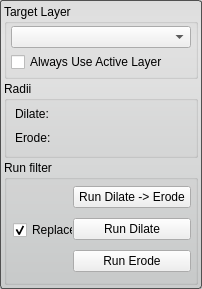
Qt form src/Interface/ToolInterface/BinaryDilateErodeFilterInterface.ui (SCIInstitute/Seg3D) before a commit.
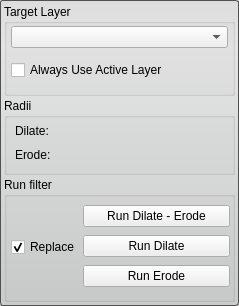
The same form after that commit. Custom widgets are drawn as their Qt base class.

Patch:
```diff
--- a/src/Interface/ToolInterface/BinaryDilateErodeFilterInterface.ui
+++ b/src/Interface/ToolInterface/BinaryDilateErodeFilterInterface.ui
@@ -6,8 +6,8 @@
    <rect>
     <x>0</x>
     <y>0</y>
-    <width>202</width>
-    <height>283</height>
+    <width>239</width>
+    <height>306</height>
    </rect>
   </property>
   <property name="sizePolicy">
@@ -188,13 +188,13 @@
        <number>0</number>
       </property>
       <property name="leftMargin">
-       <number>4</number>
+       <number>2</number>
       </property>
       <property name="topMargin">
        <number>2</number>
       </property>
       <property name="rightMargin">
-       <number>4</number>
+       <number>2</number>
       </property>
       <property name="bottomMargin">
        <number>4</number>
@@ -257,6 +257,9 @@
          </size>
         </property>
         <layout class="QVBoxLayout" name="verticalLayout_6">
+         <property name="spacing">
+          <number>2</number>
+         </property>
          <property name="margin">
           <number>0</number>
          </property>
@@ -269,7 +272,7 @@
             </sizepolicy>
            </property>
            <property name="text">
-            <string>Run Dilate -&gt; Erode</string>
+            <string>Run Dilate - Erode</string>
            </property>
           </widget>
          </item>
```
